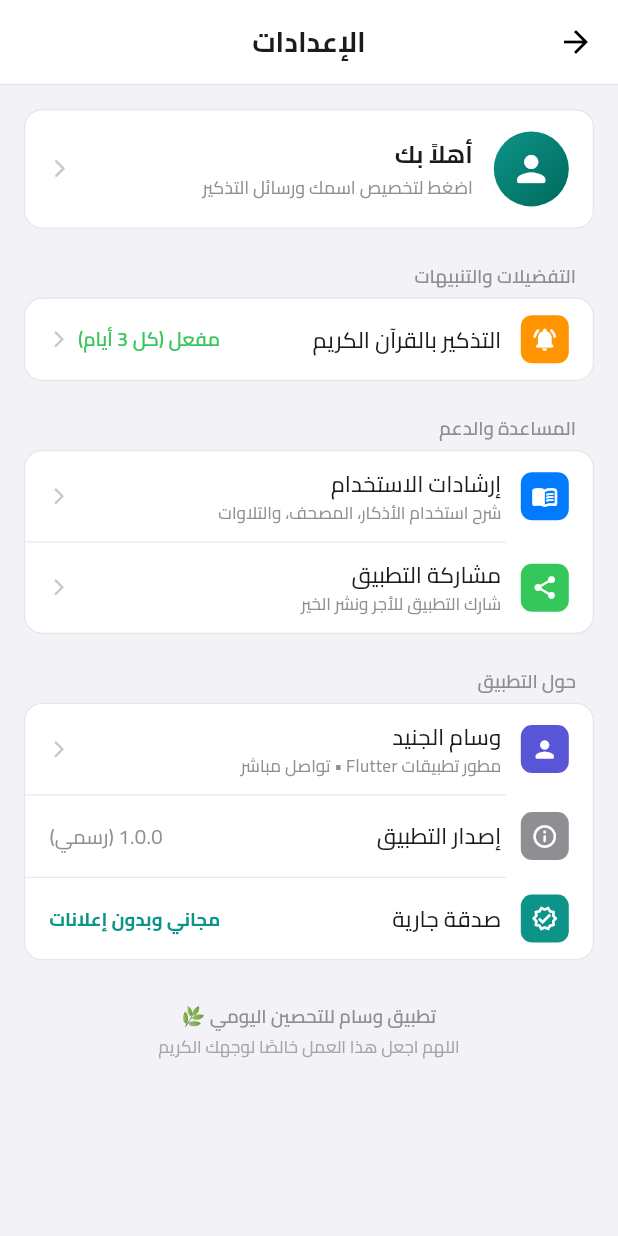
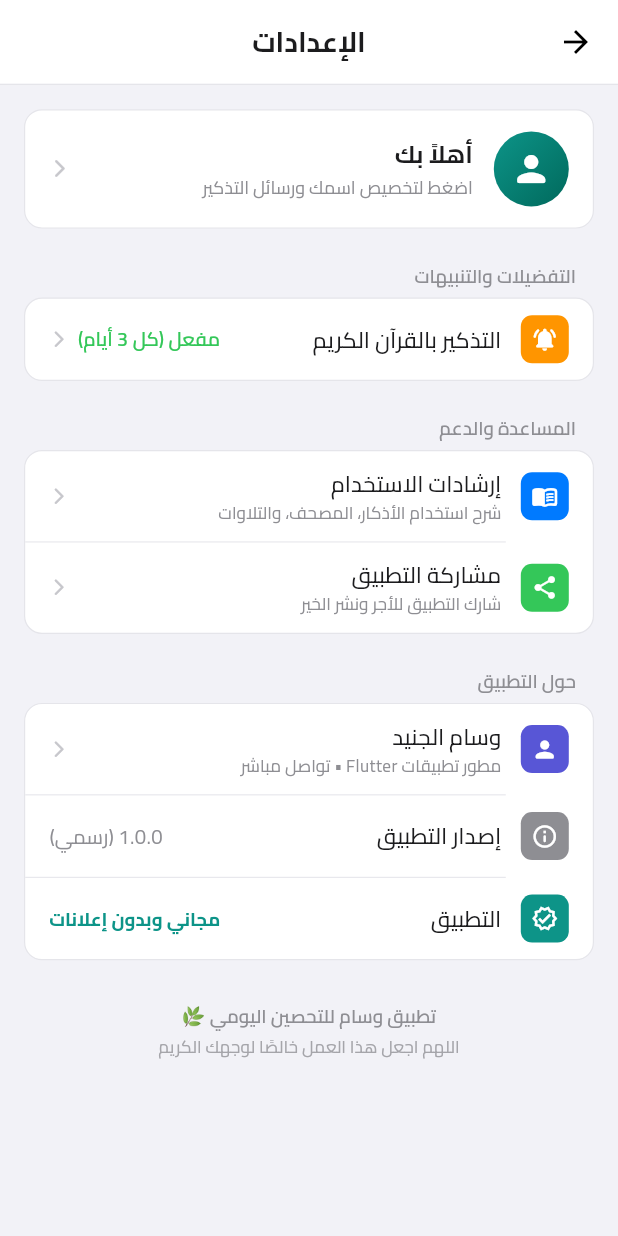
Before and after one commit to WesamDeveloper/wesam-tahseen-daily, a Flutter app: the SettingsView screen opened by its route, on a phone screen of 412 x 824 dp. Run offline on Flutter 3.47's test engine with Material 3 defaults, Android fonts, the phone set to English and light mode, and no system bars; our stand-ins replace flutter_local_notifications, flutter_svg, get, iconsax, just_audio, motion_tab_bar and 3 more; missing offline and left inert: audio_session; accounts and stored records are empty; project files that could hold a hidden picture were left out.

Commit message:
تحسينات في الاعدادات

```diff
--- a/lib/features/settings/views/settings_view.dart
+++ b/lib/features/settings/views/settings_view.dart
@@ -208,7 +208,7 @@ class SettingsView extends StatelessWidget {
                   _buildSettingsTile(
                     icon: Icons.verified_outlined,
                     iconBg: const Color(0xFF0D9488),
-                    title: 'صدقة جارية',
+                    title: 'التطبيق',
                     trailingWidget: const Text(
                       'مجاني وبدون إعلانات',
                       style: TextStyle(
@@ -346,7 +346,7 @@ class SettingsView extends StatelessWidget {
                     final name = controller.userName.value.trim();
                     final titleText =
                         name.isNotEmpty
-                            ? 'مرحبًا بك يا $name 🌸'
+                            ? 'مرحبًا بك يا $name '
                             : AppStrings.userGreetingDefault;
                     final subtitleText =
                         name.isNotEmpty
```
